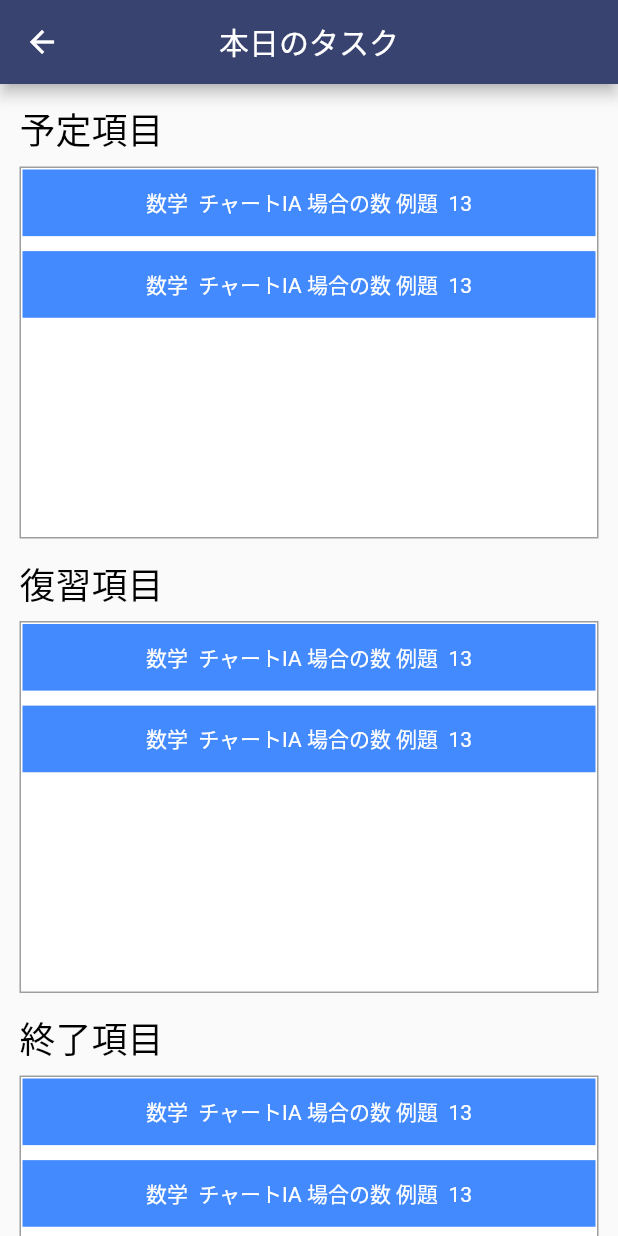
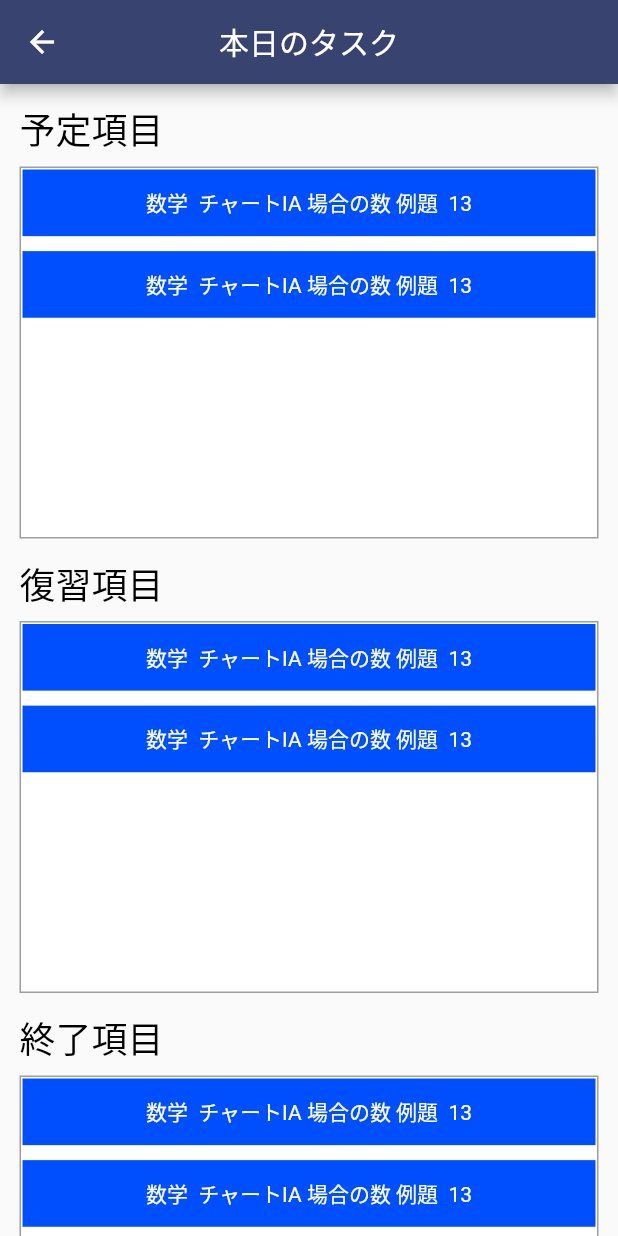
Before and after one commit to choushou/flutter_education, a Flutter app: the DraggablePage screen opened by its route, on a phone screen of 412 x 824 dp. Run offline on Flutter 3.47's test engine with Material 2 defaults, Android fonts, the phone set to English and light mode, and no system bars; our stand-ins replace firebase_auth, firebase_database, flushbar; missing offline and left inert: flutter_share_go; accounts and stored records are empty; Roboto replaces fonts that are missing (ヒラギノ角ゴ ProN W3).

Commit message:
チケットの色を設定する

```diff
--- /dev/null
+++ b/education/lib/colorUtils.dart
@@ -0,0 +1,16 @@
+import 'package:flutter/material.dart';
+
+class HexToColor extends Color {
+  static int _getColorFromHex(String hexColor) {
+    hexColor = hexColor.toUpperCase().replaceAll("#", "");
+    if (hexColor == null ||
+        hexColor.length != 6 ||
+        int.tryParse(hexColor.substring(0, 6), radix: 16) == null) {
+      hexColor = '103580';
+    }
+    hexColor = "FF" + hexColor;
+    return int.parse(hexColor, radix: 16);
+  }
+
+  HexToColor(final String hexColor) : super(_getColorFromHex(hexColor));
+}
--- a/education/lib/draggable_page.dart
+++ b/education/lib/draggable_page.dart
@@ -1,4 +1,5 @@
 import 'dart:io';
+import 'package:education/colorUtils.dart';
 import 'package:flutter_share_go/flutter_share_go.dart';
 import 'package:flutter/material.dart';
 
@@ -11,6 +12,50 @@ class _DraggablePageState extends State<DraggablePage> {
   List<String> _items1 = List<String>.generate(2, (it) => 'item $it');
   List<String> _items2 = List<String>.generate(2, (it) => 'item $it');
   List<String> _items3 = List<String>.generate(2, (it) => 'item $it');
+
+  //チケットによってカラーが変わる
+  ticketColor(ticket) {
+    switch (ticket) {
+      case '数学':
+        return HexToColor('#004FFF');
+        break;
+      case '英語':
+        return HexToColor('#13E233');
+        break;
+      case '現代文':
+        return HexToColor('#FF52FF');
+        break;
+      case '古典・漢文':
+        return HexToColor('#FF52FF');
+        break;
+      case '化学':
+        return HexToColor('#FF4500');
+        break;
+      case '物理':
+        return HexToColor('#FF4500');
+        break;
+      case '生物':
+        return HexToColor('#FF4500');
+        break;
+      case '地学':
+        return HexToColor('#FF4500');
+        break;
+      case '日本史':
+        return HexToColor('#FF9D00');
+        break;
+      case '世界史':
+        return HexToColor('#FF9D00');
+        break;
+      case '地理':
+        return HexToColor('#FF9D00');
+        break;
+      case '論理・政経':
+      return HexToColor('#FF9D00');
+      break;
+      default:
+        return HexToColor('#CCCCCC');
+    }
+  }
 
   @override
   Widget build(BuildContext context) {
@@ -338,7 +383,7 @@ class _DraggablePageState extends State<DraggablePage> {
           },
 
           childWhenDragging: Container(
-            color: Colors.blueAccent,
+            color: ticketColor("数学"),
             alignment: Alignment.center,
             foregroundDecoration: BoxDecoration(color: Colors.white30),
             child: Text(
@@ -351,7 +396,7 @@ class _DraggablePageState extends State<DraggablePage> {
             child: Container(
               height: (MediaQuery.of(context).size.width - 26) / 8.6,
               width: MediaQuery.of(context).size.width - 28,
-              color: Colors.blueAccent,
+              color: ticketColor("数学"),
               alignment: Alignment.center,
               child: Text(
                 // _items[index],
@@ -364,7 +409,7 @@ class _DraggablePageState extends State<DraggablePage> {
           data: _items[index],
           child: GestureDetector(
             child: Container(
-              color: Colors.blueAccent,
+              color: ticketColor("数学"),
               alignment: Alignment.center,
               child: Text(
                 // _items[index],
```
